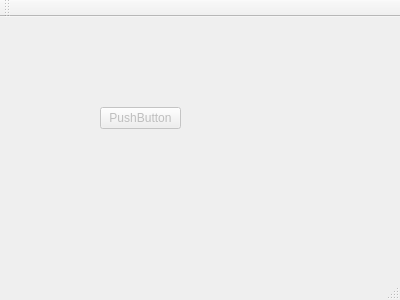
flxw/scplay, file mainwindow.ui: the form before one commit.
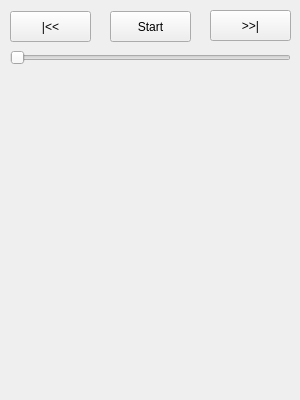
The form after the commit.

What changed in the file:
```diff
--- a/mainwindow.ui
+++ b/mainwindow.ui
@@ -6,50 +6,79 @@
    <rect>
     <x>0</x>
     <y>0</y>
-    <width>400</width>
-    <height>300</height>
+    <width>300</width>
+    <height>400</height>
    </rect>
   </property>
   <property name="windowTitle">
    <string>scplayer</string>
   </property>
   <widget class="QWidget" name="centralWidget">
-   <widget class="QPushButton" name="pushButton">
-    <property name="enabled">
-     <bool>false</bool>
+   <widget class="QPushButton" name="playPauseButton">
+    <property name="geometry">
+     <rect>
+      <x>110</x>
+      <y>11</y>
+      <width>81</width>
+      <height>31</height>
+     </rect>
     </property>
+    <property name="text">
+     <string>Start</string>
+    </property>
+   </widget>
+   <widget class="QPushButton" name="prevButton">
     <property name="geometry">
      <rect>
-      <x>100</x>
-      <y>90</y>
+      <x>10</x>
+      <y>11</y>
       <width>81</width>
-      <height>22</height>
+      <height>31</height>
      </rect>
     </property>
     <property name="text">
-     <string>PushButton</string>
+     <string>|&lt;&lt;</string>
     </property>
    </widget>
+   <widget class="QPushButton" name="nextButton">
+    <property name="geometry">
+     <rect>
+      <x>210</x>
+      <y>10</y>
+      <width>81</width>
+      <height>31</height>
+     </rect>
+    </property>
+    <property name="text">
+     <string>&gt;&gt;|</string>
+    </property>
+   </widget>
+   <widget class="QSlider" name="horizontalSlider">
+    <property name="geometry">
+     <rect>
+      <x>10</x>
+      <y>50</y>
+      <width>281</width>
+      <height>16</height>
+     </rect>
+    </property>
+    <property name="orientation">
+     <enum>Qt::Horizontal</enum>
+    </property>
+   </widget>
+   <widget class="QStackedWidget" name="stackedWidget">
+    <property name="geometry">
+     <rect>
+      <x>10</x>
+      <y>70</y>
+      <width>281</width>
+      <height>321</height>
+     </rect>
+    </property>
+    <widget class="QWidget" name="page"/>
+    <widget class="QWidget" name="page_2"/>
+   </widget>
   </widget>
-  <widget class="QMenuBar" name="menuBar">
-   <property name="geometry">
-    <rect>
-     <x>0</x>
-     <y>0</y>
-     <width>400</width>
-     <height>19</height>
-    </rect>
-   </property>
-  </widget>
-  <widget class="QToolBar" name="mainToolBar">
-   <attribute name="toolBarArea">
-    <enum>TopToolBarArea</enum>
-   </attribute>
-   <attribute name="toolBarBreak">
-    <bool>false</bool>
-   </attribute>
-  </widget>
-  <widget class="QStatusBar" name="statusBar"/>
  </widget>
  <layoutdefault spacing="6" margin="11"/>
  <resources/>
```
